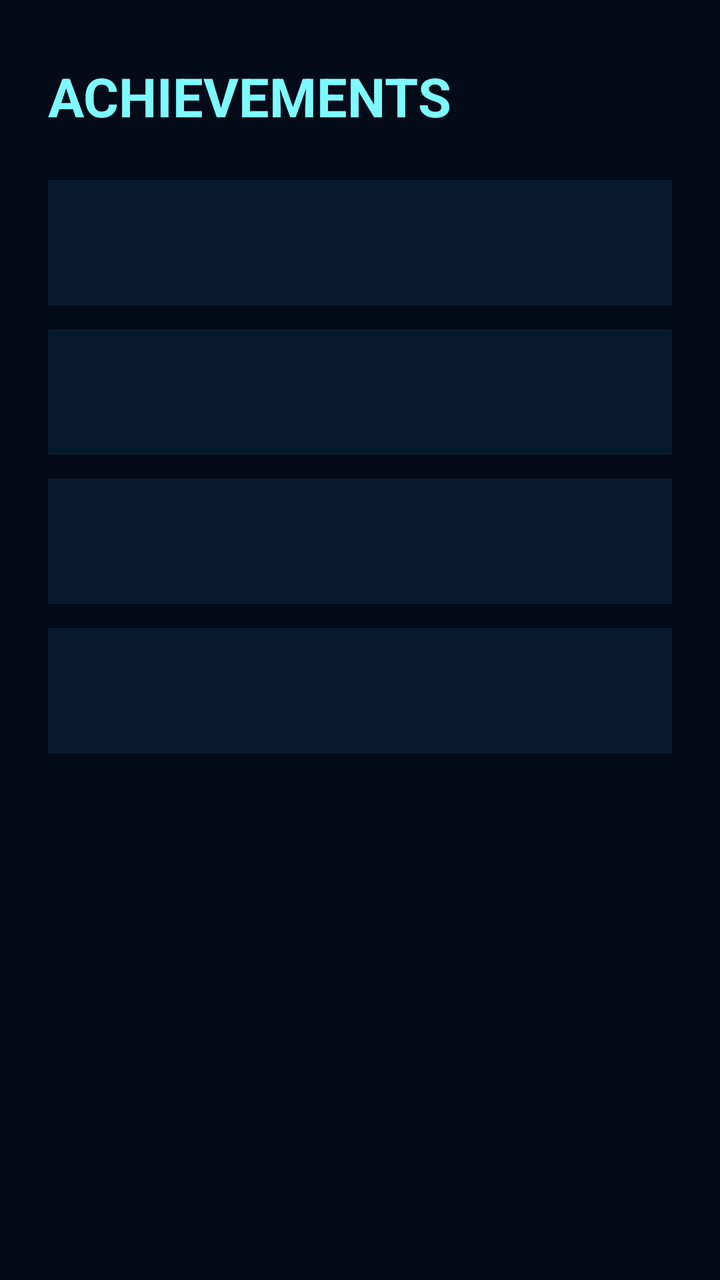
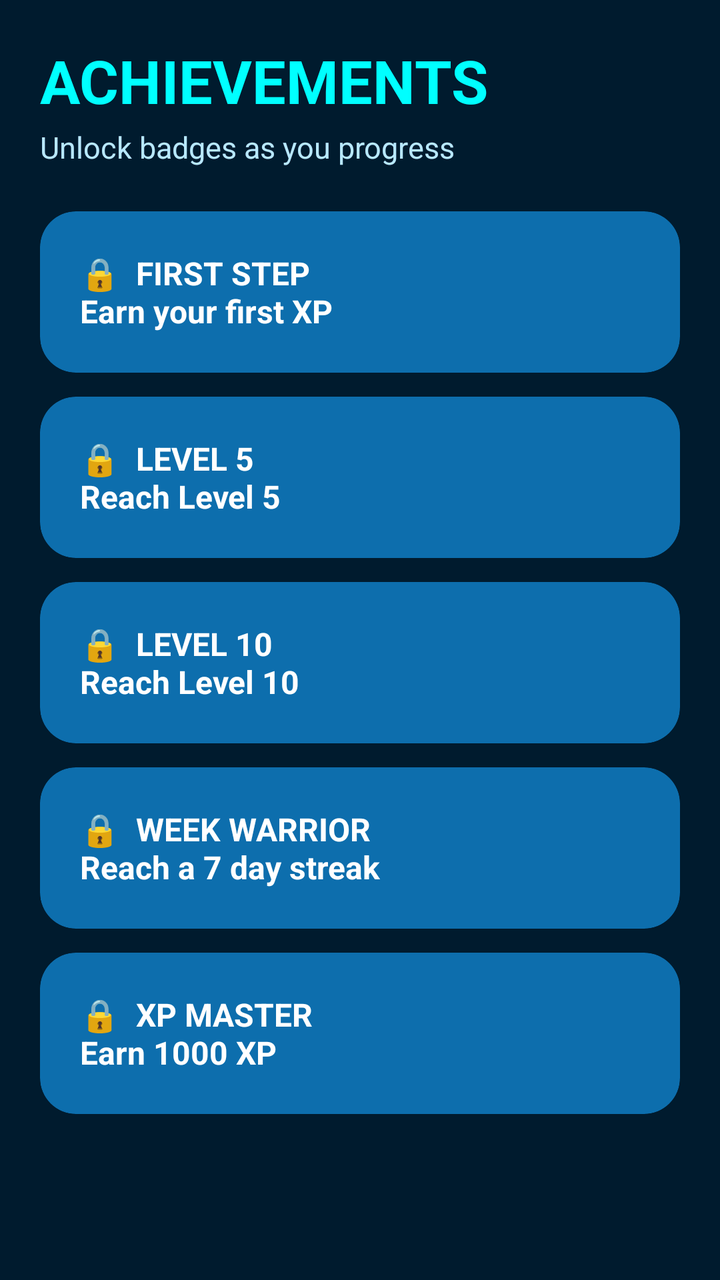

Before-and-after screenshots of an Android layout around one commit, followed by the original layout XML and the change that was made.
<!-- AndroidManifest.xml: application theme Theme.LevelUp -->
<!-- res/layout/fragment_achievements.xml -->
<?xml version="1.0" encoding="utf-8"?>
<androidx.constraintlayout.widget.ConstraintLayout
    xmlns:android="http://schemas.android.com/apk/res/android"
    xmlns:app="http://schemas.android.com/apk/res-auto"
    android:layout_width="match_parent"
    android:layout_height="match_parent"
    android:background="@color/levelup_background">

    <TextView
        android:id="@+id/tvAchievementsTitle"
        android:layout_width="wrap_content"
        android:layout_height="wrap_content"
        android:layout_marginStart="24dp"
        android:layout_marginTop="30dp"
        android:text="ACHIEVEMENTS"
        android:textColor="@color/levelup_cyan"
        android:textSize="27sp"
        android:textStyle="bold"
        app:layout_constraintStart_toStartOf="parent"
        app:layout_constraintTop_toTopOf="parent" />

    <TextView
        android:id="@+id/tvAchievement1"
        android:layout_width="0dp"
        android:layout_height="wrap_content"
        android:layout_marginStart="24dp"
        android:layout_marginTop="24dp"
        android:layout_marginEnd="24dp"
        android:background="@color/levelup_surface"
        android:padding="20dp"
        android:textColor="@color/levelup_text_primary"
        android:textSize="17sp"
        android:textStyle="bold"
        app:layout_constraintEnd_toEndOf="parent"
        app:layout_constraintStart_toStartOf="parent"
        app:layout_constraintTop_toBottomOf="@id/tvAchievementsTitle" />

    <TextView
        android:id="@+id/tvAchievement2"
        android:layout_width="0dp"
        android:layout_height="wrap_content"
        android:layout_marginStart="24dp"
        android:layout_marginTop="12dp"
        android:layout_marginEnd="24dp"
        android:background="@color/levelup_surface"
        android:padding="20dp"
        android:textColor="@color/levelup_text_primary"
        android:textSize="17sp"
        android:textStyle="bold"
        app:layout_constraintEnd_toEndOf="parent"
        app:layout_constraintStart_toStartOf="parent"
        app:layout_constraintTop_toBottomOf="@id/tvAchievement1" />

    <TextView
        android:id="@+id/tvAchievement3"
        android:layout_width="0dp"
        android:layout_height="wrap_content"
        android:layout_marginStart="24dp"
        android:layout_marginTop="12dp"
        android:layout_marginEnd="24dp"
        android:background="@color/levelup_surface"
        android:padding="20dp"
        android:textColor="@color/levelup_text_primary"
        android:textSize="17sp"
        android:textStyle="bold"
        app:layout_constraintEnd_toEndOf="parent"
        app:layout_constraintStart_toStartOf="parent"
        app:layout_constraintTop_toBottomOf="@id/tvAchievement2" />

    <TextView
        android:id="@+id/tvAchievement4"
        android:layout_width="0dp"
        android:layout_height="wrap_content"
        android:layout_marginStart="24dp"
        android:layout_marginTop="12dp"
        android:layout_marginEnd="24dp"
        android:background="@color/levelup_surface"
        android:padding="20dp"
        android:textColor="@color/levelup_text_primary"
        android:textSize="17sp"
        android:textStyle="bold"
        app:layout_constraintEnd_toEndOf="parent"
        app:layout_constraintStart_toStartOf="parent"
        app:layout_constraintTop_toBottomOf="@id/tvAchievement3" />

</androidx.constraintlayout.widget.ConstraintLayout>
<!-- resources referenced by this layout -->
<resources>
  <color name="levelup_background">#030B18</color>
  <color name="levelup_cyan">#7DF9FF</color>
  <color name="levelup_surface">#071A2E</color>
  <color name="levelup_text_primary">#FFFFFF</color>
  <style name="Theme.LevelUp" parent="Base.Theme.LevelUp" />
  <style name="Base.Theme.LevelUp" parent="Theme.Material3.DayNight.NoActionBar">
  
          
          <item name="android:windowBackground">@color/levelup_background</item>
  
          
          <item name="android:statusBarColor">@color/levelup_background</item>
          <item name="android:navigationBarColor">@color/levelup_background</item>
  
          
          <item name="android:windowLightStatusBar">false</item>
  
  
          
          <item name="colorPrimary">@color/levelup_primary</item>
          <item name="colorSecondary">@color/levelup_cyan</item>
          <item name="colorSurface">@color/levelup_surface</item>
  
      </style>
  <color name="levelup_primary">#00D9FF</color>
</resources>

<!-- the commit's change to res/layout/fragment_achievements.xml (unified diff, before → after) -->
@@ -2,85 +2,146 @@
 <androidx.constraintlayout.widget.ConstraintLayout
     xmlns:android="http://schemas.android.com/apk/res/android"
     xmlns:app="http://schemas.android.com/apk/res-auto"
+    xmlns:tools="http://schemas.android.com/tools"
     android:layout_width="match_parent"
     android:layout_height="match_parent"
-    android:background="@color/levelup_background">
+    android:background="@color/levelup_background"
+    tools:context=".AchievementsFragment">
 
-    <TextView
-        android:id="@+id/tvAchievementsTitle"
-        android:layout_width="wrap_content"
-        android:layout_height="wrap_content"
-        android:layout_marginStart="24dp"
-        android:layout_marginTop="30dp"
-        android:text="ACHIEVEMENTS"
-        android:textColor="@color/levelup_cyan"
-        android:textSize="27sp"
-        android:textStyle="bold"
+    <ScrollView
+        android:layout_width="0dp"
+        android:layout_height="0dp"
+        android:fillViewport="true"
+        android:scrollbars="none"
+        app:layout_constraintTop_toTopOf="parent"
+        app:layout_constraintBottom_toBottomOf="parent"
         app:layout_constraintStart_toStartOf="parent"
-        app:layout_constraintTop_toTopOf="parent" />
+        app:layout_constraintEnd_toEndOf="parent">
 
-    <TextView
-        android:id="@+id/tvAchievement1"
-        android:layout_width="0dp"
-        android:layout_height="wrap_content"
-        android:layout_marginStart="24dp"
-        android:layout_marginTop="24dp"
-        android:layout_marginEnd="24dp"
-        android:background="@color/levelup_surface"
-        android:padding="20dp"
-        android:textColor="@color/levelup_text_primary"
-        android:textSize="17sp"
-        android:textStyle="bold"
-        app:layout_constraintEnd_toEndOf="parent"
-        app:layout_constraintStart_toStartOf="parent"
-        app:layout_constraintTop_toBottomOf="@id/tvAchievementsTitle" />
+        <LinearLayout
+            android:layout_width="match_parent"
+            android:layout_height="wrap_content"
+            android:orientation="vertical"
+            android:padding="20dp">
 
-    <TextView
-        android:id="@+id/tvAchievement2"
-        android:layout_width="0dp"
-        android:layout_height="wrap_content"
-        android:layout_marginStart="24dp"
-        android:layout_marginTop="12dp"
-        android:layout_marginEnd="24dp"
-        android:background="@color/levelup_surface"
-        android:padding="20dp"
-        android:textColor="@color/levelup_text_primary"
-        android:textSize="17sp"
-        android:textStyle="bold"
-        app:layout_constraintEnd_toEndOf="parent"
-        app:layout_constraintStart_toStartOf="parent"
-        app:layout_constraintTop_toBottomOf="@id/tvAchievement1" />
+            <TextView
+                android:layout_width="match_parent"
+                android:layout_height="wrap_content"
+                android:text="ACHIEVEMENTS"
+                android:textColor="@color/levelup_cyan"
+                android:textSize="30sp"
+                android:textStyle="bold" />
 
-    <TextView
-        android:id="@+id/tvAchievement3"
-        android:layout_width="0dp"
-        android:layout_height="wrap_content"
-        android:layout_marginStart="24dp"
-        android:layout_marginTop="12dp"
-        android:layout_marginEnd="24dp"
-        android:background="@color/levelup_surface"
-        android:padding="20dp"
-        android:textColor="@color/levelup_text_primary"
-        android:textSize="17sp"
-        android:textStyle="bold"
-        app:layout_constraintEnd_toEndOf="parent"
-        app:layout_constraintStart_toStartOf="parent"
-        app:layout_constraintTop_toBottomOf="@id/tvAchievement2" />
+            <TextView
+                android:layout_width="match_parent"
+                android:layout_height="wrap_content"
+                android:layout_marginTop="3dp"
+                android:text="Unlock badges as you progress"
+                android:textColor="@color/levelup_text_secondary"
+                android:textSize="15sp" />
 
-    <TextView
-        android:id="@+id/tvAchievement4"
-        android:layout_width="0dp"
-        android:layout_height="wrap_content"
-        android:layout_marginStart="24dp"
-        android:layout_marginTop="12dp"
-        android:layout_marginEnd="24dp"
-        android:background="@color/levelup_surface"
-        android:padding="20dp"
-        android:textColor="@color/levelup_text_primary"
-        android:textSize="17sp"
-        android:textStyle="bold"
-        app:layout_constraintEnd_toEndOf="parent"
-        app:layout_constraintStart_toStartOf="parent"
-        app:layout_constraintTop_toBottomOf="@id/tvAchievement3" />
+            <androidx.cardview.widget.CardView
+                android:layout_width="match_parent"
+                android:layout_height="wrap_content"
+                android:layout_marginTop="22dp"
+                app:cardBackgroundColor="@color/levelup_surface"
+                app:cardCornerRadius="18dp"
+                app:cardElevation="0dp">
+
+                <TextView
+                    android:id="@+id/tvAchievementFirst"
+                    android:layout_width="match_parent"
+                    android:layout_height="wrap_content"
+                    android:padding="20dp"
+                    android:text="🔒  FIRST STEP&#10;Earn your first XP"
+                    android:textColor="@color/levelup_text_primary"
+                    android:textSize="16sp"
+                    android:textStyle="bold" />
+
+            </androidx.cardview.widget.CardView>
+
+            <androidx.cardview.widget.CardView
+                android:layout_width="match_parent"
+                android:layout_height="wrap_content"
+                android:layout_marginTop="12dp"
+                app:cardBackgroundColor="@color/levelup_surface"
+                app:cardCornerRadius="18dp"
+                app:cardElevation="0dp">
+
+                <TextView
+                    android:id="@+id/tvAchievementFive"
+                    android:layout_width="match_parent"
+                    android:layout_height="wrap_content"
+                    android:padding="20dp"
+                    android:text="🔒  LEVEL 5&#10;Reach Level 5"
+                    android:textColor="@color/levelup_text_primary"
+                    android:textSize="16sp"
+                    android:textStyle="bold" />
+
+            </androidx.cardview.widget.CardView>
+
+            <androidx.cardview.widget.CardView
+                android:layout_width="match_parent"
+                android:layout_height="wrap_content"
+                android:layout_marginTop="12dp"
+                app:cardBackgroundColor="@color/levelup_surface"
+                app:cardCornerRadius="18dp"
+                app:cardElevation="0dp">
+
+                <TextView
+                    android:id="@+id/tvAchievementTen"
+                    android:layout_width="match_parent"
+                    android:layout_height="wrap_content"
+                    android:padding="20dp"
+                    android:text="🔒  LEVEL 10&#10;Reach Level 10"
+                    android:textColor="@color/levelup_text_primary"
+                    android:textSize="16sp"
+                    android:textStyle="bold" />
+
+            </androidx.cardview.widget.CardView>
+
+            <androidx.cardview.widget.CardView
+                android:layout_width="match_parent"
+                android:layout_height="wrap_content"
+                android:layout_marginTop="12dp"
+                app:cardBackgroundColor="@color/levelup_surface"
+                app:cardCornerRadius="18dp"
+                app:cardElevation="0dp">
+
+                <TextView
+                    android:id="@+id/tvAchievementWeek"
+                    android:layout_width="match_parent"
+                    android:layout_height="wrap_content"
+                    android:padding="20dp"
+                    android:text="🔒  WEEK WARRIOR&#10;Reach a 7 day streak"
+                    android:textColor="@color/levelup_text_primary"
+                    android:textSize="16sp"
+                    android:textStyle="bold" />
+
+            </androidx.cardview.widget.CardView>
+
+            <androidx.cardview.widget.CardView
+                android:layout_width="match_parent"
+                android:layout_height="wrap_content"
+                android:layout_marginTop="12dp"
+                app:cardBackgroundColor="@color/levelup_surface"
+                app:cardCornerRadius="18dp"
+                app:cardElevation="0dp">
+
+                <TextView
+                    android:id="@+id/tvAchievementXp"
+                    android:layout_width="match_parent"
+                    android:layout_height="wrap_content"
+                    android:padding="20dp"
+                    android:text="🔒  XP MASTER&#10;Earn 1000 XP"
+                    android:textColor="@color/levelup_text_primary"
+                    android:textSize="16sp"
+                    android:textStyle="bold" />
+
+            </androidx.cardview.widget.CardView>
+
+        </LinearLayout>
+
+    </ScrollView>
 
 </androidx.constraintlayout.widget.ConstraintLayout>
<!-- resource entries referenced after the edit -->
@@ -1,9 +1,10 @@
 <!-- resources referenced by this layout -->
 <resources>
-  <color name="levelup_background">#030B18</color>
-  <color name="levelup_cyan">#7DF9FF</color>
-  <color name="levelup_surface">#071A2E</color>
+  <color name="levelup_background">#001B2E</color>
+  <color name="levelup_cyan">#00FFFF</color>
+  <color name="levelup_surface">#0D6EAD</color>
   <color name="levelup_text_primary">#FFFFFF</color>
+  <color name="levelup_text_secondary">#B8E8FF</color>
   <style name="Theme.LevelUp" parent="Base.Theme.LevelUp" />
   <style name="Base.Theme.LevelUp" parent="Theme.Material3.DayNight.NoActionBar">
   
@@ -24,6 +25,6 @@
           <item name="colorSurface">@color/levelup_surface</item>
   
       </style>
-  <color name="levelup_primary">#00D9FF</color>
+  <color name="levelup_primary">#00FFFF</color>
 </resources>
 
